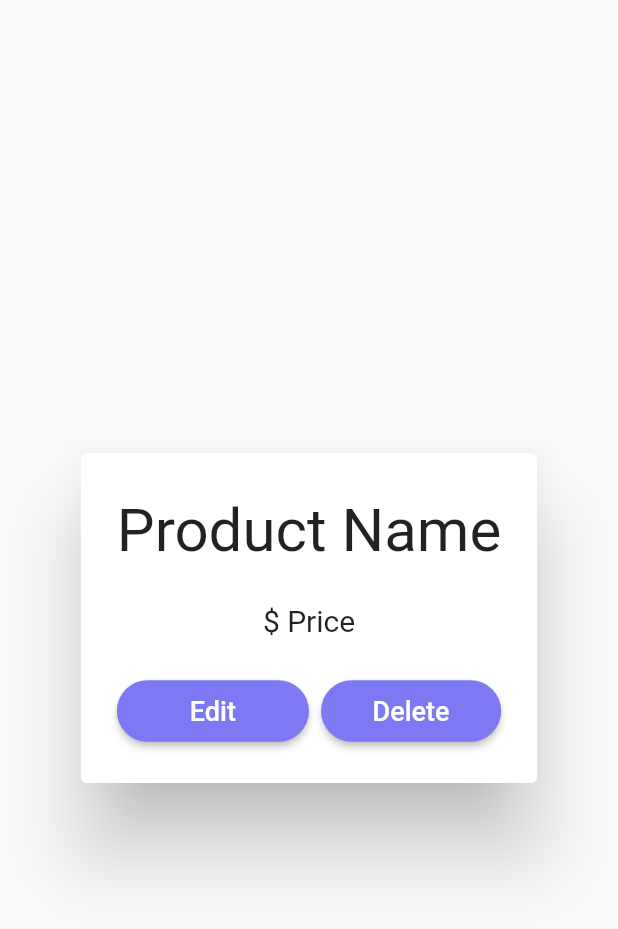
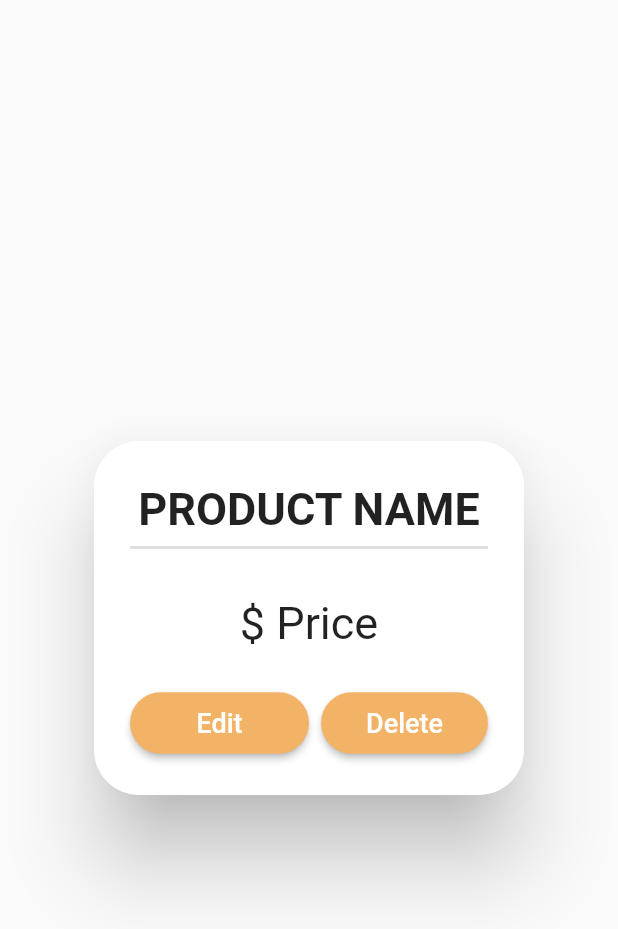
Before and after one commit to Crufixs/Captain-Puppy, a Flutter app: the EditExpensePopUp widget shown alone on an empty page, opened directly with empty values, on a phone screen of 412 x 824 dp. Shown: the top 929 px of the screen. Run offline on Flutter 3.47's test engine with Material 2 defaults, Android fonts, the light colour scheme and no system bars; our stand-ins replace carousel_slider, date_format, fl_chart, image_picker, rflutter_alert, shared_preferences and 1 more; accounts and stored records are empty; network calls fail.

Commit message:
hi piii!! incoming new updates ehe

```diff
--- a/lib/components/ExpensesDialog.dart
+++ b/lib/components/ExpensesDialog.dart
@@ -197,6 +197,10 @@ class EditExpensePopUp extends StatelessWidget {
   @override
   Widget build(BuildContext context) {
     return AlertDialog(
+      shape: RoundedRectangleBorder(
+        borderRadius: BorderRadius.circular(30),
+      ),
+      // backgroundColor: Color(0xffF2865E),
       content: Stack(
         overflow: Overflow.visible,
         children: <Widget>[
@@ -206,19 +210,28 @@ class EditExpensePopUp extends StatelessWidget {
             children: <Widget>[
               Padding(
                 padding: EdgeInsets.only(top: 8.0),
-                child: Text("Product Name", style: TextStyle(fontSize: 40)),
+                child: Text("PRODUCT NAME", style: TextStyle(fontSize: 30, fontWeight: FontWeight.bold)),
+              ),
+              Divider(
+
+                thickness: 2,
               ),
               Center(
                 child: Padding(
                   padding: const EdgeInsets.symmetric(vertical: 25.0),
-                  child: Text("\$ Price", style: TextStyle(fontSize: 20)),
+                  child: Row(
+                    mainAxisAlignment: MainAxisAlignment.center,
+                    children: [
+                      Text("\$ Price", style: TextStyle(fontSize: 30)),
+                    ],
+                  ),
                 ),
               ),
               Row(children: <Widget>[
                 Expanded(
                   flex: 1,
                   child: Button(
-                    color: firstColor,
+                    color: thirdColor,
                     vPadding: 10,
                     hPadding: 30,
                     text: "Edit",
@@ -237,7 +250,7 @@ class EditExpensePopUp extends StatelessWidget {
                   child: Padding(
                     padding: const EdgeInsets.only(left: 8.0),
                     child: Button(
-                      color: firstColor,
+                      color: thirdColor,
                       vPadding: 10,
                       hPadding: 30,
                       text: "Delete",
--- a/lib/pages/Expenses Page.dart
+++ b/lib/pages/Expenses Page.dart
@@ -130,6 +130,10 @@ class ExpensesPageState extends State<ExpensesPage> {
         color = pieChartColor4;
         break;
     }
+
+    var brightness = MediaQuery.of(context).platformBrightness;
+    print(brightness);
+
     return ReusableComponent(
         insideComponents: Row(
           mainAxisAlignment: MainAxisAlignment.spaceBetween,
@@ -147,7 +151,7 @@ class ExpensesPageState extends State<ExpensesPage> {
                       productName,
                       style: TextStyle(
                         fontSize: 18,
-                        color: Colors.black,
+                        color: brightness == Brightness.dark ? Colors.white : Colors.black,
                         fontWeight: FontWeight.w800,
                       ),
                     ),
--- a/lib/providers/theme_provide.dart
+++ b/lib/providers/theme_provide.dart
@@ -15,6 +15,11 @@ class MyThemes{
   static final darkTheme = ThemeData(
     scaffoldBackgroundColor: Colors.grey.shade900,
     colorScheme: ColorScheme.dark(),
+    elevatedButtonTheme: ElevatedButtonThemeData(
+      style: ButtonStyle(
+        backgroundColor: MaterialStateProperty.all(Colors.white),
+      ),
+    ),
   );
   static final lightTheme = ThemeData(
     scaffoldBackgroundColor: Colors.white,
```
Also changed, not shown: lib/pages/Breeds Page.dart (+4 -4 lines).
